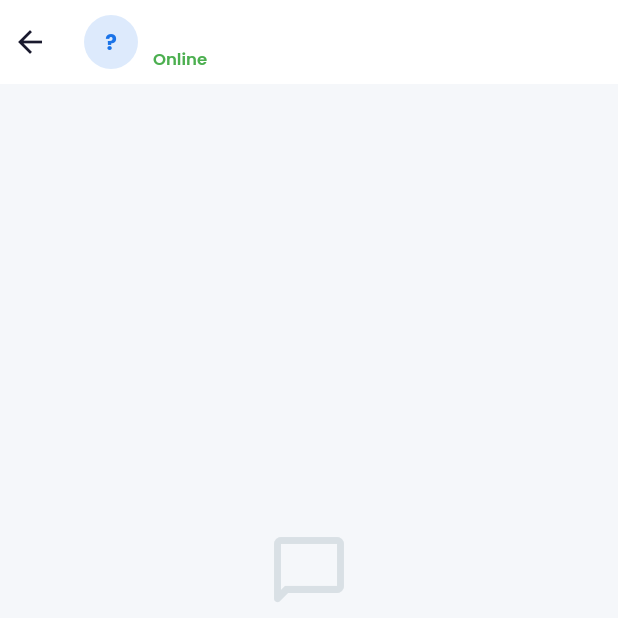
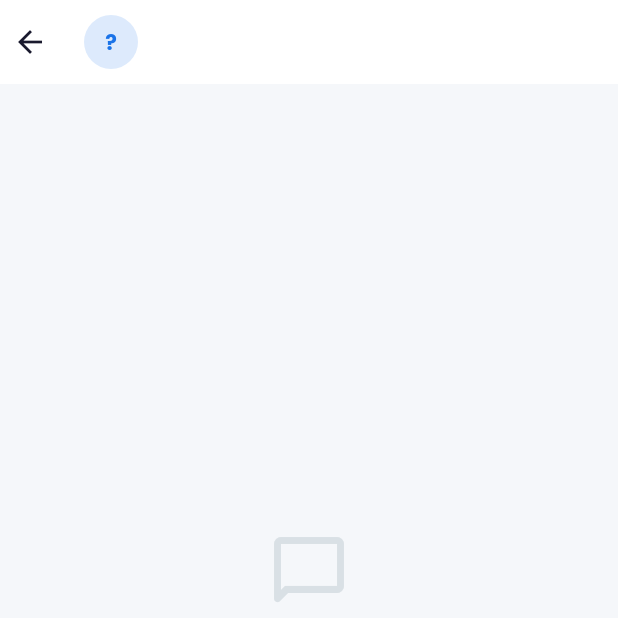
Before and after one commit to ReivissonLuiz/-Fisio-Saude, a Flutter app: the ChatScreen screen opened directly with empty values, on a phone screen of 412 x 824 dp, the top half of it. Run offline on Flutter 3.47's test engine with Material 3 defaults, Android fonts, the phone set to English and light mode, and no system bars; our stand-ins replace fl_chart, google_fonts, image_picker, mask_text_input_formatter, supabase_flutter; accounts and stored records are empty; network calls fail.

Commit message:
fix(chat): remove status 'Online' falso do cabecalho do chat

```diff
--- a/flutter_app/lib/screens/shared/chat_screen.dart
+++ b/flutter_app/lib/screens/shared/chat_screen.dart
@@ -136,21 +136,12 @@ class _ChatScreenState extends State<ChatScreen> {
               radius: 18,
             ),
             const SizedBox(width: 10),
-            Column(
-              crossAxisAlignment: CrossAxisAlignment.start,
-              children: [
             Text(
               widget.outroNome,
               style: const TextStyle(
                   fontSize: 15,
                   fontWeight: FontWeight.bold,
                   color: AppTheme.textPrimary),
-                ),
-                const Text(
-                  'Online',
-                  style: TextStyle(fontSize: 11, color: Colors.green),
-                ),
-              ],
             ),
           ],
         ),
```
Lines whose indentation alone changed are shown as unchanged.
